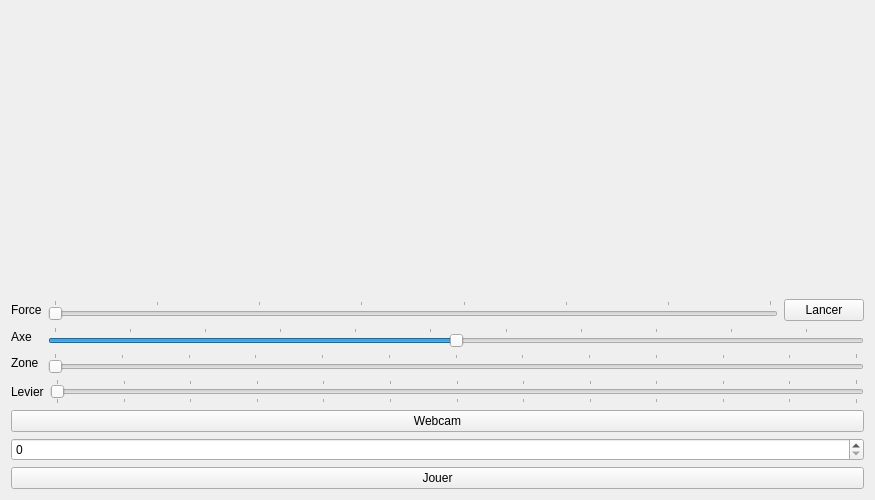
Qt form app/window.ui (vicbl/Trebuchet) before a commit.
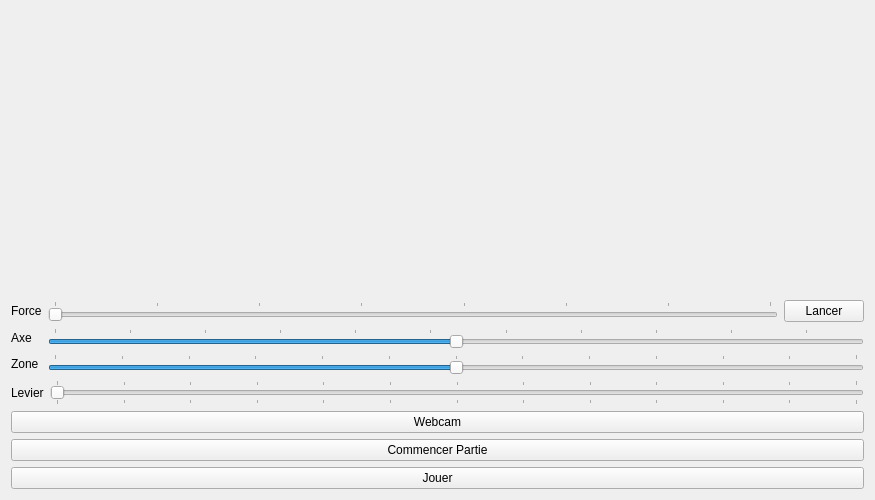
The same form after that commit. Custom widgets are drawn as their Qt base class.

Commit message: Ajout lancer boulet, logo et fenêtre commencer partie

```diff
--- a/app/window.ui
+++ b/app/window.ui
@@ -141,7 +141,7 @@
           <number>15</number>
          </property>
          <property name="value">
-          <number>0</number>
+          <number>180</number>
          </property>
          <property name="orientation">
           <enum>Qt::Horizontal</enum>
@@ -208,12 +208,9 @@
     </widget>
    </item>
    <item>
-    <widget class="QSpinBox" name="difficulty">
-     <property name="maximum">
-      <number>5</number>
-     </property>
-     <property name="value">
-      <number>0</number>
+    <widget class="QPushButton" name="startButton">
+     <property name="text">
+      <string>Commencer Partie</string>
      </property>
     </widget>
    </item>
```
The commit also changes 17 other files.
